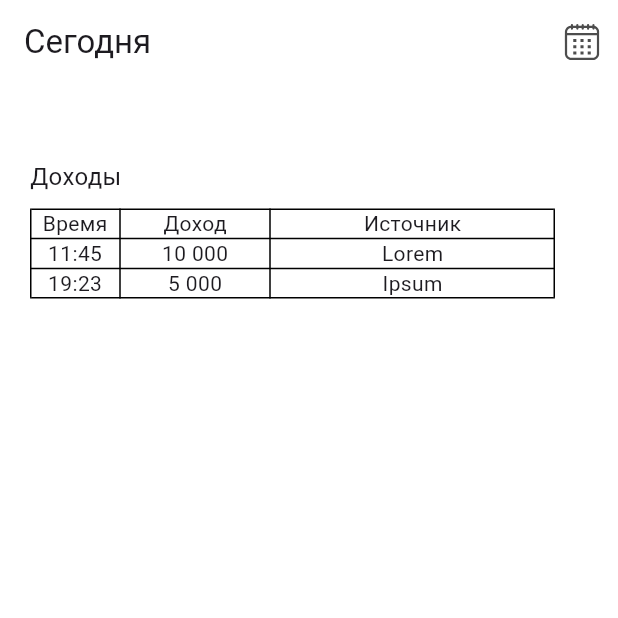
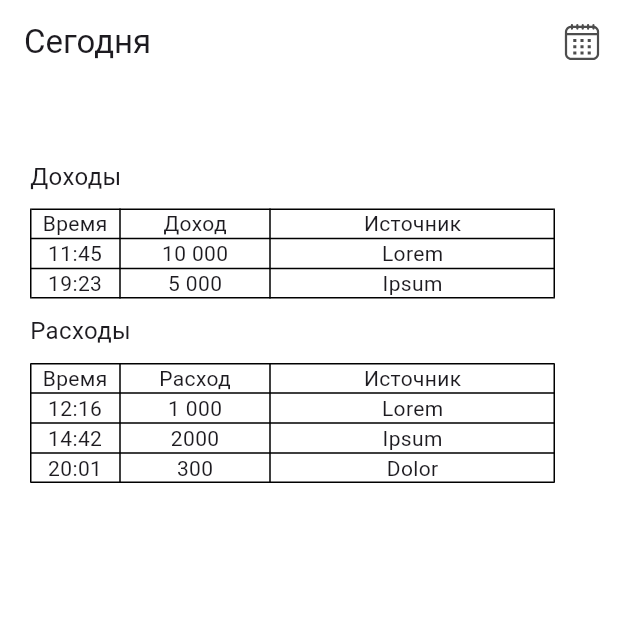
Before and after one commit to MeiirimZh/opulence, a Flutter app: the screen it shows after launch, on a phone screen of 412 x 824 dp, the top half of it. Run offline on Flutter 3.47's test engine with Material 3 defaults, Android fonts, the phone set to English and light mode, and no system bars; our stand-ins replace flutter_svg.

Commit message:
added expenses table

```diff
--- a/lib/screens/home_screen.dart
+++ b/lib/screens/home_screen.dart
@@ -22,18 +22,21 @@ class _MyHomePageState extends State<MyHomePage> {
             onPressed: () {
               print("hello");
             },
-            icon: SvgPicture.asset('assets/icons/calendar.svg', width: 24, height: 24)
+            icon: SvgPicture.asset(
+              'assets/icons/calendar.svg',
+              width: 24,
+              height: 24,
+            ),
           ),
         ],
       ),
-      body: Padding(padding: EdgeInsets.only(left: 20, top: 50), child:
-        Column(
+      body: Padding(
+        padding: EdgeInsets.only(left: 20, top: 50),
+        child: Column(
           crossAxisAlignment: CrossAxisAlignment.start,
           spacing: 10.0,
           children: [
-          Text('Доходы', style: TextStyle(
-            fontSize: 16,
-          )),
+            Text('Доходы', style: TextStyle(fontSize: 16)),
             Table(
               border: TableBorder.all(color: Colors.black),
               columnWidths: const <int, TableColumnWidth>{
@@ -46,24 +49,67 @@ class _MyHomePageState extends State<MyHomePage> {
                   children: [
                     TableCell(child: Center(child: Text('Время'))),
                     TableCell(child: Center(child: Text('Доход'))),
-                  TableCell(child: Center(child: Text('Источник')))
-                ]
+                    TableCell(child: Center(child: Text('Источник'))),
+                  ],
                 ),
                 TableRow(
                   children: [
                     TableCell(child: Center(child: Text('11:45'))),
                     TableCell(child: Center(child: Text('10 000'))),
-                  TableCell(child: Center(child: Text('Lorem')))
-              ]),
+                    TableCell(child: Center(child: Text('Lorem'))),
+                  ],
+                ),
                 TableRow(
                   children: [
                     TableCell(child: Center(child: Text('19:23'))),
                     TableCell(child: Center(child: Text('5 000'))),
-                  TableCell(child: Center(child: Text('Ipsum')))
-              ])
+                    TableCell(child: Center(child: Text('Ipsum'))),
                   ],
+                ),
+              ],
+            ),
+            Text('Расходы', style: TextStyle(fontSize: 16)),
+            Table(
+              border: TableBorder.all(color: Colors.black),
+              columnWidths: const <int, TableColumnWidth>{
+                0: FixedColumnWidth(60.0),
+                1: FixedColumnWidth(100.0),
+                2: FixedColumnWidth(190.0),
+              },
+              children: [
+                TableRow(
+                  children: [
+                    TableCell(child: Center(child: Text('Время'))),
+                    TableCell(child: Center(child: Text('Расход'))),
+                    TableCell(child: Center(child: Text('Источник'))),
+                  ],
+                ),
+                TableRow(
+                  children: [
+                    TableCell(child: Center(child: Text('12:16'))),
+                    TableCell(child: Center(child: Text('1 000'))),
+                    TableCell(child: Center(child: Text('Lorem'))),
+                  ],
+                ),
+                TableRow(
+                  children: [
+                    TableCell(child: Center(child: Text('14:42'))),
+                    TableCell(child: Center(child: Text('2000'))),
+                    TableCell(child: Center(child: Text('Ipsum'))),
+                  ],
+                ),
+                TableRow(
+                  children: [
+                    TableCell(child: Center(child: Text('20:01'))),
+                    TableCell(child: Center(child: Text('300'))),
+                    TableCell(child: Center(child: Text('Dolor'))),
+                  ],
+                ),
+              ],
+            ),
+          ],
+        ),
       )
-        ],))
     );
   }
 }
```
Lines whose indentation alone changed are shown as unchanged.
